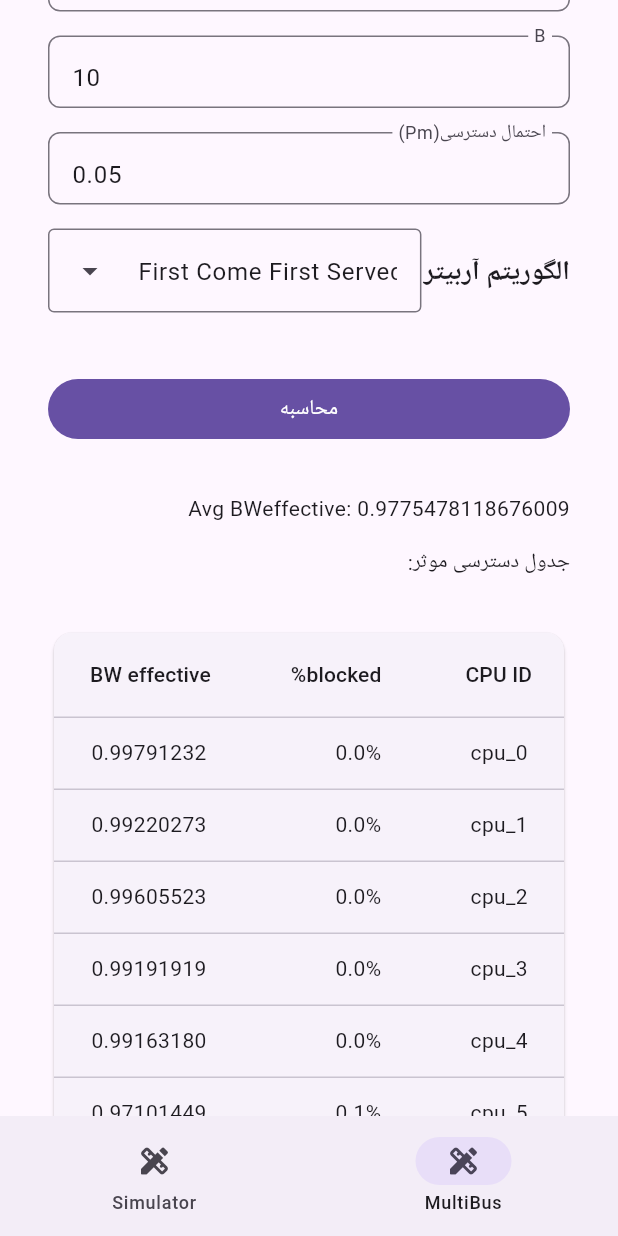
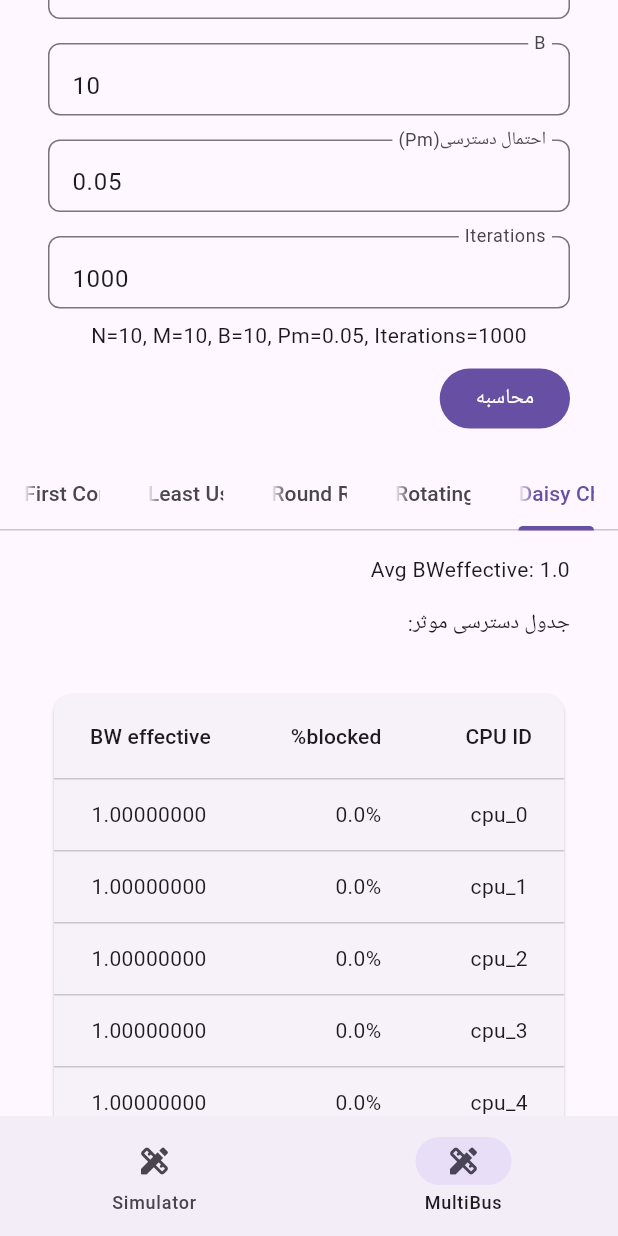
Before and after one commit to ali2236/pp, a Flutter app: the screen it shows after launch, item 2 of the bottom bar chosen, scrolled down 576 dp, after a tap on "محاسبه", on a phone screen of 412 x 824 dp. Run offline on Flutter 3.47's test engine with Material 2 defaults, Android fonts, the phone set to English and light mode, and no system bars; missing offline and left inert: scrollable_table_view; Roboto replaces fonts that are missing (IranYekanX).

Commit message:
multiple arbiters

```diff
--- /dev/null
+++ b/lib/model/simulation_input.dart
@@ -0,0 +1,9 @@
+import 'package:pp/model/simulation_arbiter.dart';
+import 'package:pp/model/simulation_params.dart';
+
+class SimulationInput {
+  final SimulationParams params;
+  final SimulationArbiter arbiter;
+
+  SimulationInput(this.params, this.arbiter);
+}
--- a/lib/model/simulation_params.dart
+++ b/lib/model/simulation_params.dart
@@ -1,15 +1,20 @@
-import 'package:pp/model/simulation_arbiter.dart';
+
 
 class SimulationParams {
-  int N, M, B;
+  int N, M, B, T;
   double Pm;
-  SimulationArbiter arbiter;
 
   SimulationParams({
     this.N = 10,
     this.M = 10,
     this.B = 10,
+    this.T = 1000,
     this.Pm = 0.05,
-    this.arbiter = const FCFSArbiter(),
   });
+
+  @override
+  String toString() {
+    return 'N=$N, M=$M, B=$B, Pm=$Pm, Iterations=$T';
+  }
+
 }
--- a/lib/model/system_simulator_simple.dart
+++ b/lib/model/system_simulator_simple.dart
@@ -1,17 +1,20 @@
 import 'dart:math';
 import 'package:pp/model/simulation_cpu.dart';
-import 'package:pp/model/simulation_params.dart';
+import 'package:pp/model/simulation_input.dart';
 import 'package:pp/model/simulation_request.dart';
 import 'package:pp/model/simulation_result.dart';
 
-SimulationResult simulateMultiBus(SimulationParams params) {
+SimulationResult simulateMultiBus(
+  SimulationInput input,
+) {
   // input
+  final params = input.params;
+  final arbiter = input.arbiter;
   final N = params.N;
   final M = params.M;
-  final B = params.B;
   final Pm = params.Pm;
-  final iterations = 1e4.toInt();
-  final arbiter = params.arbiter;
+  final iterations = params.T;
+  arbiter.init(params);
 
   // simulation entities
   final cpus = List.generate(N, (i) => Cpu(i, iterations));
@@ -22,11 +25,10 @@ SimulationResult simulateMultiBus(SimulationParams params) {
 
   // simulation
   for (var t = 0; t < iterations; t++) {
-
     // run cpus for 1 clk
     for (var cpu in cpus) {
-      if(cpu.blocked) continue;
-      if(randomMemoryAccess()){
+      if (cpu.blocked) continue;
+      if (randomMemoryAccess()) {
         final mem = randomMemory();
         final req = MemoryRequest(t, cpu, mem);
         reqs.add(req);
@@ -38,8 +40,7 @@ SimulationResult simulateMultiBus(SimulationParams params) {
     }
 
     // run arbiter
-    arbiter(params, reqs, t);
-
+    arbiter(reqs, t);
   }
 
   return SimulationResult(
--- a/lib/pages/page_system_simulator.dart
+++ b/lib/pages/page_system_simulator.dart
@@ -1,9 +1,7 @@
-import 'package:flutter/foundation.dart';
 import 'package:flutter/material.dart';
 import 'package:pp/model/simulation_arbiter.dart';
 import 'package:pp/model/simulation_params.dart';
-import 'package:pp/model/simulation_result.dart';
-import 'package:pp/model/system_simulator_simple.dart';
+import 'package:pp/widgets/arbiter_simulation_result.dart';
 import 'package:pp/widgets/field_num.dart';
 import 'package:pp/widgets/title_card.dart';
 
@@ -16,83 +14,81 @@ class SystemSimulator extends StatefulWidget {
 
 class _SystemSimulatorState extends State<SystemSimulator> {
   final params = SimulationParams();
-  SimulationResult? result;
 
   @override
   Widget build(BuildContext context) {
-    return Scaffold(
-      body: ListView(
+    return DefaultTabController(
+      length: arbiters.length,
+      child: Scaffold(
+        body: CustomScrollView(
+          slivers: [
+            SliverToBoxAdapter(
+              child: Column(
                 children: [
-          const TitleCard(title: 'شبیه ساز سیستم مولتی باس'),
+                  const TitleCard(
+                      title: 'شبیه ساز سیستم مولتی باس',
+                      subtitle: 'معماری EREW'),
                   const Padding(
                     padding: EdgeInsetsDirectional.only(start: 32),
                     child: Text('ورودی:'),
                   ),
                   inputFields(),
+                  Text('$params'),
                   Padding(
-            padding: const EdgeInsetsDirectional.symmetric(
-                horizontal: 32, vertical: 16),
-            child: FilledButton(
+                    padding: const EdgeInsetsDirectional.only(start: 24),
+                    child: ButtonBar(
+                      alignment: MainAxisAlignment.start,
+                      children: [
+                        FilledButton(
                           child: const Text('محاسبه'),
                           onPressed: () {
-                compute<SimulationParams, SimulationResult>(
-                        simulateMultiBus, params)
-                    .then((r) {
-                  setState(() {
-                    result = r;
-                  });
-                });
+                            setState(() {});
                           },
                         ),
+                      ],
                     ),
-          if (result != null)
-            Padding(
-              padding: const EdgeInsetsDirectional.only(
-                  start: 32, top: 16, bottom: 16),
-              child: Text('Avg BWeffective: ${result?.BWeffective}'),
                   ),
-          const Padding(
-            padding: EdgeInsetsDirectional.only(start: 32),
-            child: Text('جدول دسترسی موثر:'),
+                  const SizedBox(height: 8),
+                  TabBar(tabs: [
+                    ...arbiters.keys.map(
+                      (n) => Tab(text: n),
                     ),
-          SizedBox(
-            height: MediaQuery.of(context).size.height / 2,
-            child: Padding(
-              padding: const EdgeInsets.all(32.0),
-              child: Card(
-                child: DataTable(
-                  columns: const [
-                    DataColumn(label: Text('CPU ID')),
-                    DataColumn(label: Text('blocked%')),
-                    DataColumn(label: Text('BW effective')),
+                  ]),
                 ],
-                  rows: result != null
-                      ? [
-                          for (var cpu in result!.cpus)
-                            DataRow(cells: [
-                              DataCell(Text('cpu_${cpu.id}')),
-                              DataCell(Text(
-                                  '${(cpu.percentBlocked * 100).toStringAsFixed(1)}%')),
-                              DataCell(
-                                  Text(cpu.BWeffective.toStringAsFixed(8))),
-                            ])
-                        ]
-                      : [],
               ),
+            ),
+            SliverToBoxAdapter(
+              child: SizedBox(
+                height: 1200,
+                child: TabBarView(
+                  children: arbiters.values
+                      .map(
+                        (e) => ArbiterSimulationResult(
+                          arbiter: e,
+                          params: params,
+                        ),
+                      )
+                      .toList(),
                 ),
               ),
             ),
           ],
+        ),
       ),
     );
   }
 
   Widget inputFields() {
     return GridView.extent(
-      maxCrossAxisExtent: 720,
+      maxCrossAxisExtent: 480,
       shrinkWrap: true,
       childAspectRatio: 360 / 50,
-      padding: const EdgeInsets.all(32),
+      padding: const EdgeInsetsDirectional.only(
+        start: 32,
+        end: 32,
+        top: 16,
+        bottom: 8,
+      ),
       crossAxisSpacing: 8,
       mainAxisSpacing: 16,
       children: [
@@ -116,35 +112,10 @@ class _SystemSimulatorState extends State<SystemSimulator> {
           defaultValue: params.Pm,
           onChange: (v) => params.Pm = v,
         ),
-        Row(
-          crossAxisAlignment: CrossAxisAlignment.start,
-          children: [
-            const Padding(
-              padding: EdgeInsets.only(top: 16),
-              child: Text(
-                'الگوریتم آربیتر',
-                style: TextStyle(
-                  fontSize: 18,
-                  fontWeight: FontWeight.bold,
-                ),
-              ),
-            ),
-            const Spacer(),
-            DropdownMenu(
-              initialSelection: params.arbiter,
-              dropdownMenuEntries: arbiters.entries.map((e) {
-                return DropdownMenuEntry(
-                  value: e.value,
-                  label: e.key,
-                );
-              }).toList(),
-              onSelected: (arbiter) {
-                if (arbiter != null) {
-                  params.arbiter = arbiter;
-                }
-              },
-            ),
-          ],
+        NumberField<int>(
+          name: 'Iterations',
+          defaultValue: params.T,
+          onChange: (v) => params.T = v,
         ),
       ],
     );
--- /dev/null
+++ b/lib/widgets/arbiter_simulation_result.dart
@@ -0,0 +1,119 @@
+import 'dart:isolate';
+
+import 'package:flutter/foundation.dart';
+import 'package:flutter/material.dart';
+import 'package:pp/model/simulation_arbiter.dart';
+import 'package:pp/model/simulation_input.dart';
+import 'package:pp/model/simulation_params.dart';
+import 'package:pp/model/simulation_result.dart';
+import 'package:pp/model/system_simulator_simple.dart';
+
+class ArbiterSimulationResult extends StatefulWidget {
+  final SimulationArbiter arbiter;
+  final SimulationParams params;
+
+  const ArbiterSimulationResult({
+    Key? key,
+    required this.arbiter,
+    required this.params,
+  }) : super(key: key);
+
+  @override
+  State<ArbiterSimulationResult> createState() =>
+      _ArbiterSimulationResultState();
+}
+
+class _ArbiterSimulationResultState extends State<ArbiterSimulationResult> {
+  SimulationResult? result;
+
+  @override
+  void initState() {
+    super.initState();
+    _calculate();
+  }
+
+  @override
+  void didChangeDependencies() {
+    super.didChangeDependencies();
+    _calculate();
+  }
+
+  @override
+  void didUpdateWidget(covariant ArbiterSimulationResult oldWidget) {
+    super.didUpdateWidget(oldWidget);
+    _calculate();
+  }
+
+  void _calculate(){
+    if(mounted){
+      setState(() {
+        result = null;
+      });
+    }
+    final params = widget.params;
+    final arbiter = widget.arbiter;
+    compute(simulateMultiBus, SimulationInput(params, arbiter)).then((r) {
+      if (mounted) {
+        setState(() {
+          result = r;
+        });
+      }
+    });
+  }
+
+  @override
+  Widget build(BuildContext context) {
+    if (result == null) {
+      return Column(
+        mainAxisAlignment: MainAxisAlignment.start,
+        crossAxisAlignment: CrossAxisAlignment.center,
+        children: const [
+          SizedBox(height: 64),
+          CircularProgressIndicator(),
+          SizedBox(height: 16),
+          Text('در حال محاسبه...'),
+        ],
+      );
+    }
+    return ListView(
+      children: [
+        if (result != null)
+          Padding(
+            padding: const EdgeInsetsDirectional.only(
+                start: 32, top: 16, bottom: 16),
+            child: Text('Avg BWeffective: ${result?.BWeffective}'),
+          ),
+        const Padding(
+          padding: EdgeInsetsDirectional.only(start: 32),
+          child: Text('جدول دسترسی موثر:'),
+        ),
+        SizedBox(
+          height: MediaQuery.of(context).size.height / 2,
+          child: Padding(
+            padding: const EdgeInsets.all(32.0),
+            child: Card(
+              child: DataTable(
+                columns: const [
+                  DataColumn(label: Text('CPU ID')),
+                  DataColumn(label: Text('blocked%')),
+                  DataColumn(label: Text('BW effective')),
+                ],
+                rows: result != null
+                    ? [
+                        for (var cpu in result!.cpus)
+                          DataRow(cells: [
+                            DataCell(Text('cpu_${cpu.id}')),
+                            DataCell(Text(
+                                '${(cpu.percentBlocked * 100).toStringAsFixed(1)}%')),
+                            DataCell(Text(cpu.BWeffective.toStringAsFixed(8))),
+                          ])
+                      ]
+                    : [],
+              ),
+            ),
+          ),
+        ),
+      ],
+    );
+  }
+}
--- a/lib/widgets/title_card.dart
+++ b/lib/widgets/title_card.dart
@@ -2,7 +2,8 @@ import 'package:flutter/material.dart';
 
 class TitleCard extends StatelessWidget {
   final String title;
-  const TitleCard({Key? key, required this.title}) : super(key: key);
+  final String subtitle;
+  const TitleCard({Key? key, required this.title, this.subtitle = ''}) : super(key: key);
 
   @override
   Widget build(BuildContext context) {
@@ -15,9 +16,14 @@ class TitleCard extends StatelessWidget {
       child: Padding(
         padding: const EdgeInsets.symmetric(vertical: 96, horizontal: 64),
         child: Center(
-          child: Text(
-            title,
-            style: Theme.of(context).textTheme.displayMedium,
+          child: Column(
+            children: [
+              Text(
+                title,
+                style: Theme.of(context).textTheme.displayMedium,
+              ),
+              Text(subtitle),
+            ],
           ),
         ),
       ),
```
Also changed, not shown: lib/model/simulation_arbiter.dart (+85 -42 lines). Lines whose indentation alone changed are shown as unchanged.
